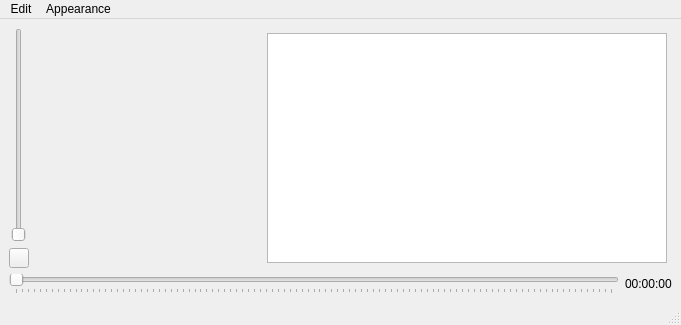
Before: the Qt Designer form app/src/mainwindow.ui in ailchuk/uamp, drawn with Qt 5.
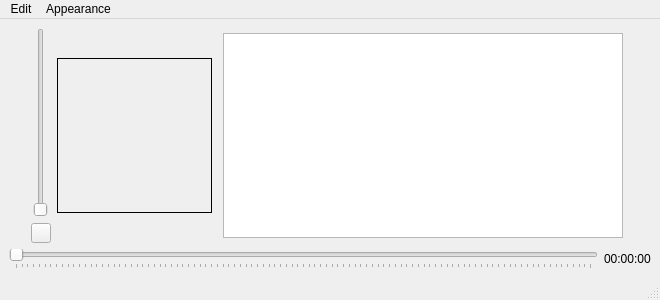
After: the same form once the commit is applied. Icons and pictures are not drawn.

Commit message: some bugs with saving tags and cover

Patch:
```diff
--- a/app/src/mainwindow.ui
+++ b/app/src/mainwindow.ui
@@ -6,8 +6,8 @@
    <rect>
     <x>0</x>
     <y>0</y>
-    <width>681</width>
-    <height>325</height>
+    <width>660</width>
+    <height>300</height>
    </rect>
   </property>
   <property name="sizePolicy">
@@ -18,8 +18,14 @@
   </property>
   <property name="minimumSize">
    <size>
-    <width>580</width>
-    <height>325</height>
+    <width>660</width>
+    <height>300</height>
+   </size>
+  </property>
+  <property name="maximumSize">
+   <size>
+    <width>660</width>
+    <height>300</height>
    </size>
   </property>
   <property name="windowTitle">
@@ -83,36 +89,41 @@
            </layout>
           </item>
           <item>
-           <layout class="QGridLayout" name="gridLayoutCoverImage">
+           <layout class="QVBoxLayout" name="verticalLayout_3">
             <property name="topMargin">
              <number>5</number>
             </property>
             <property name="bottomMargin">
              <number>5</number>
             </property>
-            <item row="0" column="0">
+            <item>
+             <layout class="QHBoxLayout" name="horizontalLayout_2">
+              <item>
              <widget class="QLabel" name="coverLabelImage">
               <property name="sizePolicy">
-               <sizepolicy hsizetype="MinimumExpanding" vsizetype="MinimumExpanding">
+                 <sizepolicy hsizetype="Expanding" vsizetype="Expanding">
                 <horstretch>0</horstretch>
                 <verstretch>0</verstretch>
                </sizepolicy>
               </property>
               <property name="minimumSize">
                <size>
-                <width>1</width>
-                <height>1</height>
+                  <width>155</width>
+                  <height>155</height>
                </size>
               </property>
               <property name="maximumSize">
                <size>
-                <width>300</width>
-                <height>300</height>
+                  <width>155</width>
+                  <height>155</height>
                </size>
               </property>
               <property name="contextMenuPolicy">
                <enum>Qt::DefaultContextMenu</enum>
               </property>
+                <property name="frameShape">
+                 <enum>QFrame::Panel</enum>
+                </property>
               <property name="text">
                <string/>
               </property>
@@ -135,6 +146,8 @@
             </item>
            </layout>
           </item>
+           </layout>
+          </item>
           <item>
            <layout class="QGridLayout" name="gridLayoutQueue">
             <property name="leftMargin">
@@ -149,7 +162,7 @@
             <property name="bottomMargin">
              <number>5</number>
             </property>
-            <item row="0" column="0">
+            <item row="0" column="1">
              <widget class="QTableView" name="playlistView">
               <property name="sizePolicy">
                <sizepolicy hsizetype="Maximum" vsizetype="Maximum">
@@ -210,8 +223,8 @@
     <rect>
      <x>0</x>
      <y>0</y>
-     <width>681</width>
-     <height>25</height>
+     <width>660</width>
+     <height>20</height>
     </rect>
    </property>
    <widget class="QMenu" name="menuEdit">
```
Left out of the diff: 14 changed lines with no effect on the pictures. Lines whose indentation alone changed are shown as unchanged. The commit also changes 12 other files.
